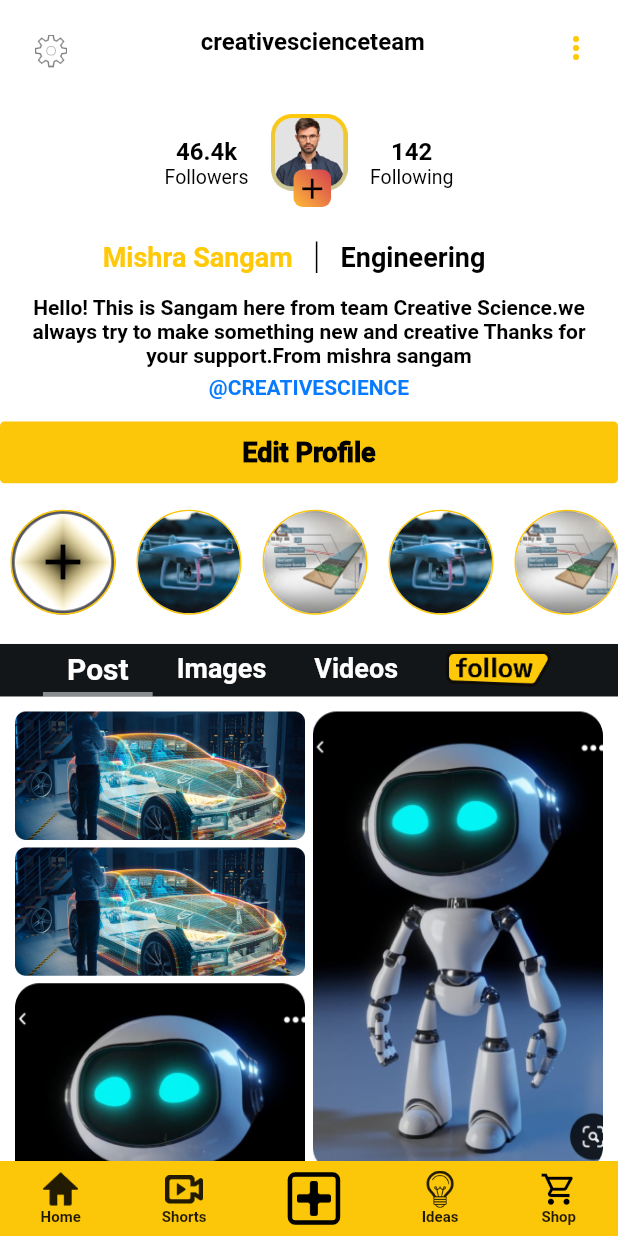
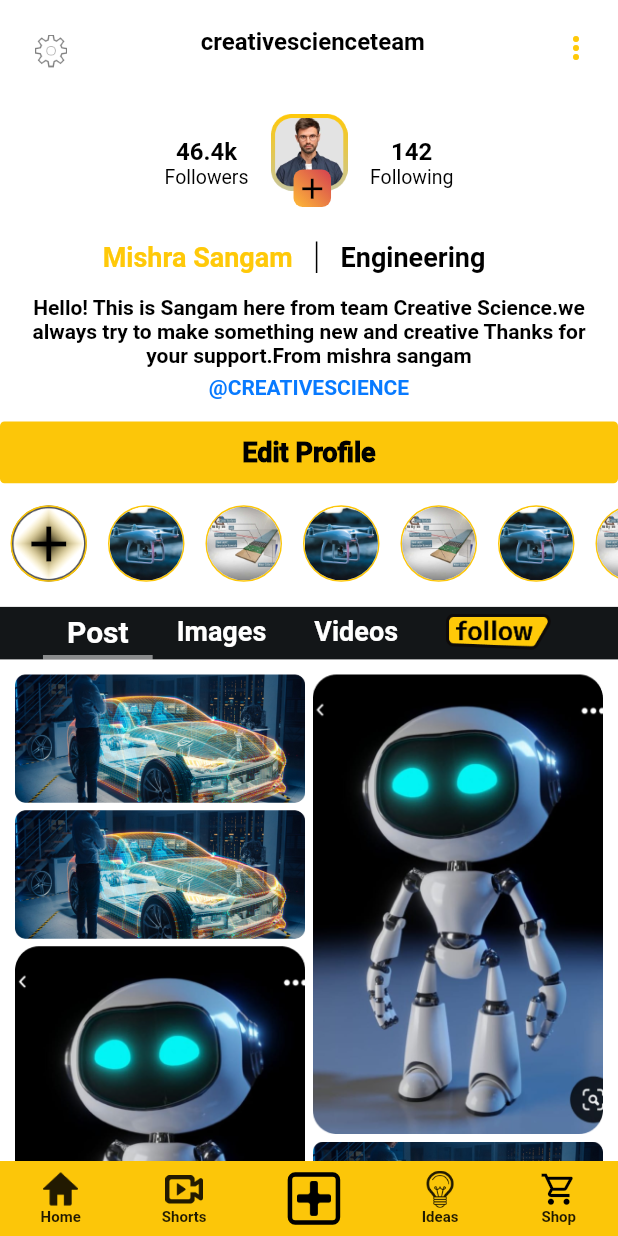
Before and after one commit to mridiotcreative/MrIdiotApp, a Flutter app: the ProfileView screen opened directly, on a phone screen of 412 x 824 dp. Run offline on Flutter 3.47's test engine with Material 2 defaults, Android fonts, the phone set to English and light mode, and no system bars; our stand-ins replace carousel_slider, chewie, fluttertoast, google_fonts, image_picker, otp_text_field and 1 more; missing offline and left inert: better_video_player, video_thumbnail; network calls fail.

Commit message:
- Change the size of filter in profile page. - Change font size in home page.

```diff
--- a/lib/views/home_view.dart
+++ b/lib/views/home_view.dart
@@ -68,7 +68,7 @@ class _HomeViewState extends State<HomeView> {
           style: TextStyle(
               fontSize: 25,
               fontFamily: "YesevaOne",
-              fontWeight: FontWeight.w900
+              fontWeight: FontWeight.w500
           ),
         ),
         actions: [
--- a/lib/views/profile_view.dart
+++ b/lib/views/profile_view.dart
@@ -299,7 +299,7 @@ class _ProfileViewState extends State<ProfileView> {
               ///filter
               Container(
                 margin: const EdgeInsets.only(top: 0),
-                height: MediaQuery.of(context).size.height*0.13,
+                height: MediaQuery.of(context).size.height*0.10,
                 child: ListView.builder(
                   itemCount: filterImage.length,
                   scrollDirection: Axis.horizontal,
@@ -320,8 +320,8 @@ class _ProfileViewState extends State<ProfileView> {
                               fit: BoxFit.contain
                             )
                           ),
-                          height: 70,//MediaQuery.of(context).size.height*0.085,
-                          width: 70,//MediaQuery.of(context).size.width*0.16,
+                          height: 51,//MediaQuery.of(context).size.height*0.085,
+                          width: 51,//MediaQuery.of(context).size.width*0.16,
                           child: const Icon(Icons.add,color: Colors.black,size: 40,),
                         ): const SizedBox(),
                         Container(
@@ -333,8 +333,8 @@ class _ProfileViewState extends State<ProfileView> {
                               ),
                               borderRadius: BorderRadius.circular(100),
                             ),
-                            height: 70,//MediaQuery.of(context).size.height*0.085,
-                            width: 70,//MediaQuery.of(context).size.width*0.16,
+                            height: 51,//MediaQuery.of(context).size.height*0.085,
+                            width: 51,//MediaQuery.of(context).size.width*0.16,
                             child: ClipRRect(
                               child: Image.asset(
                                 filterImage[index],
--- a/lib/views/stories_view.dart
+++ b/lib/views/stories_view.dart
@@ -173,7 +173,7 @@ class _StoryViewState extends State<StoryView> {
                                           Icon(
                                             Icons.add,
                                             color: Colors.black,
-                                            size: 40,
+                                            size: 50,
                                           ),
                                           Text(
                                             "CREATE STORY",
```
